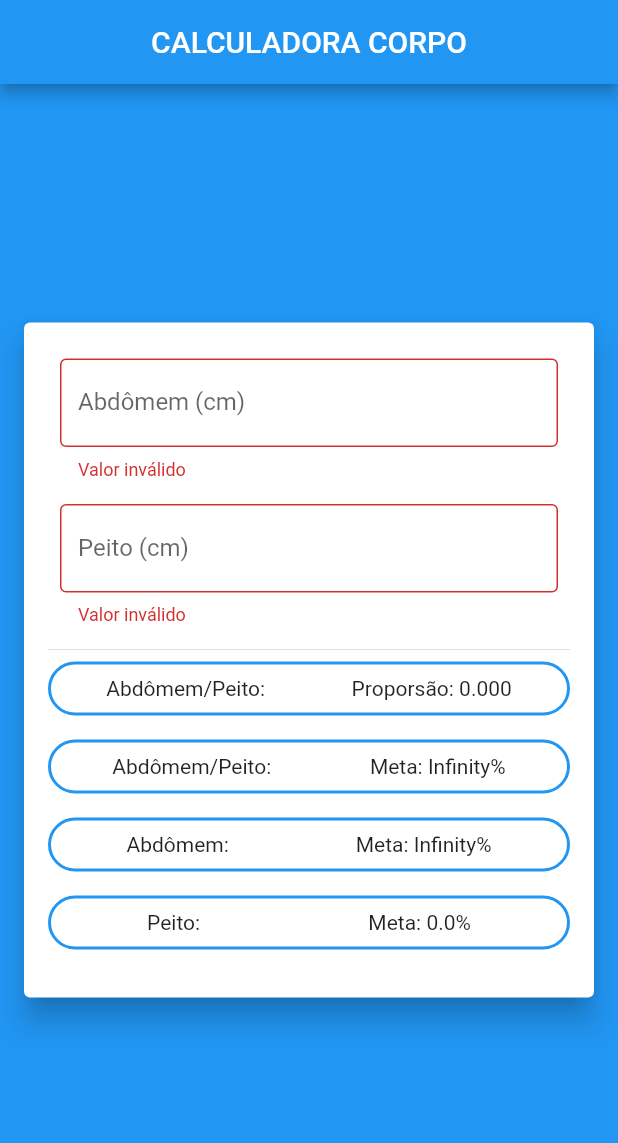
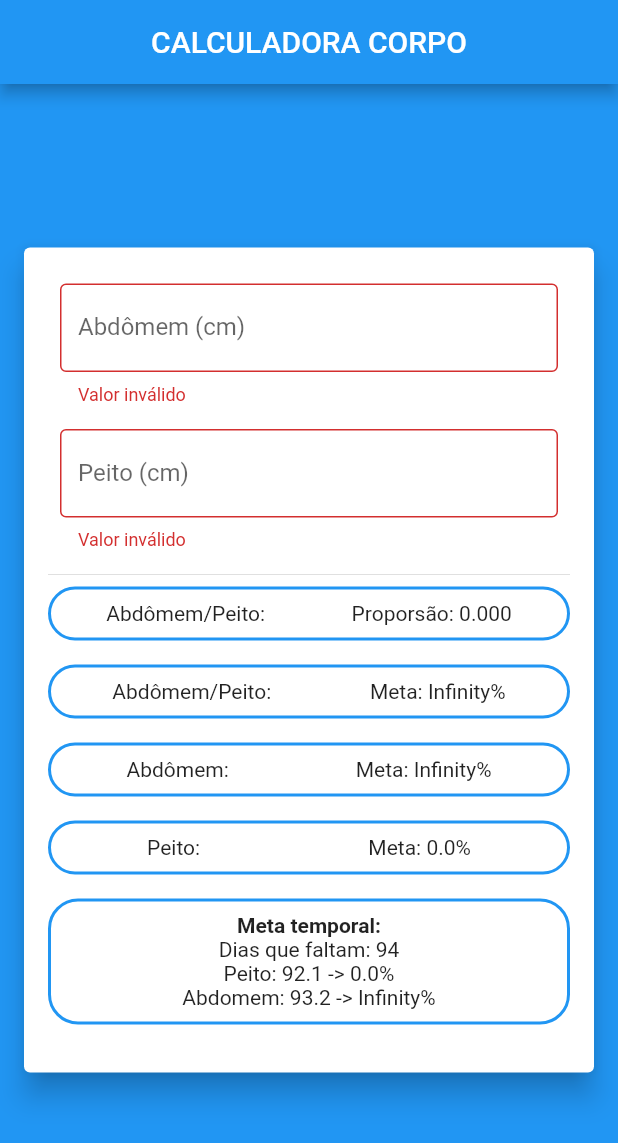
Before and after one commit to leandrorochaadm/meta_corpo, a Flutter app: the screen it shows after launch, on a phone screen of 412 x 824 dp. Shown: the top 1143 px of the screen. Run offline on Flutter 3.47's test engine with Material 2 defaults, Android fonts, the phone set to English and light mode, and no system bars; our stand-ins replace flutter_mobx, mobx; generated files the repository leaves out were written again.

Commit message:
calculando meta temporal

```diff
--- a/lib/home/home_controller.dart
+++ b/lib/home/home_controller.dart
@@ -1,12 +1,13 @@
 import 'package:mobx/mobx.dart';
+import 'dart:math';
 part 'home_controller.g.dart';
 
 class HomeController = _HomeControllerBase with _$HomeController;
 
 abstract class _HomeControllerBase with Store {
-  final double meta_peito = 102.9;
-  final double meta_abdomem = 89.4;
-  final double meta_proporsao = 0.8;
+  final double meta_peito = 113; //102.9;
+  final double meta_abdomem = 80; //89.4;
+  final double meta_proporsao = .7; //0.8;
 
   @observable
   double _abdomem = 0;
@@ -92,4 +93,29 @@ abstract class _HomeControllerBase with Store {
   String get meta_abdomem_calc_str {
     return "Meta: ${(meta_abdomem / _abdomem * 100).toStringAsFixed(1)}%";
   }
+
+  @computed
+  int get meta_dias {
+    return DateTime.utc(2020, 12, 31).difference(DateTime.now()).inDays;
+  }
+
+  @computed
+  double get meta_peito_temporal {
+    return (meta_peito * .91062) / pow(1.0011803, meta_dias);
+  }
+
+  @computed
+  double get meta_peito_temporal_atingido {
+    return _peito / meta_peito_temporal * 100;
+  }
+
+  @computed
+  double get meta_abdomem_temporal {
+    return (meta_abdomem / 0.894854586) / pow(0.99955726, meta_dias);
+  }
+
+  @computed
+  double get meta_abdomem_temporal_atingido {
+    return meta_abdomem_temporal / _abdomem * 100;
+  }
 }
--- a/lib/home/home_page.dart
+++ b/lib/home/home_page.dart
@@ -120,7 +120,34 @@ class HomePage extends StatelessWidget {
                           ],
                         ),
                       ),
-                    )
+                    ),
+                    Container(
+                      margin: const EdgeInsets.only(bottom: 16),
+                      width: double.infinity,
+                      decoration: BoxDecoration(
+                          border: Border.all(
+                              width: 2, color: Theme.of(context).primaryColor),
+                          borderRadius:
+                              const BorderRadius.all(Radius.circular(20))),
+                      child: Padding(
+                        padding: const EdgeInsets.all(8),
+                        child: Column(
+                          // mainAxisAlignment: MainAxisAlignment.center,
+                          // crossAxisAlignment: CrossAxisAlignment.stretch,
+                          children: [
+                            const Text(
+                              "Meta temporal:",
+                              style: TextStyle(fontWeight: FontWeight.bold),
+                            ),
+                            Text("Dias que faltam: ${controller.meta_dias}"),
+                            Text(
+                                "Peito: ${controller.meta_peito_temporal.toStringAsFixed(1)} -> ${controller.meta_peito_temporal_atingido.toStringAsFixed(1)}%"),
+                            Text(
+                                "Abdomem: ${controller.meta_abdomem_temporal.toStringAsFixed(1)} -> ${controller.meta_abdomem_temporal_atingido.toStringAsFixed(1)}%"),
+                          ],
+                        ),
+                      ),
+                    ),
                   ],
                 ),
               ),
```
Also changed, not shown: lib/home/home_controller.g.dart.
